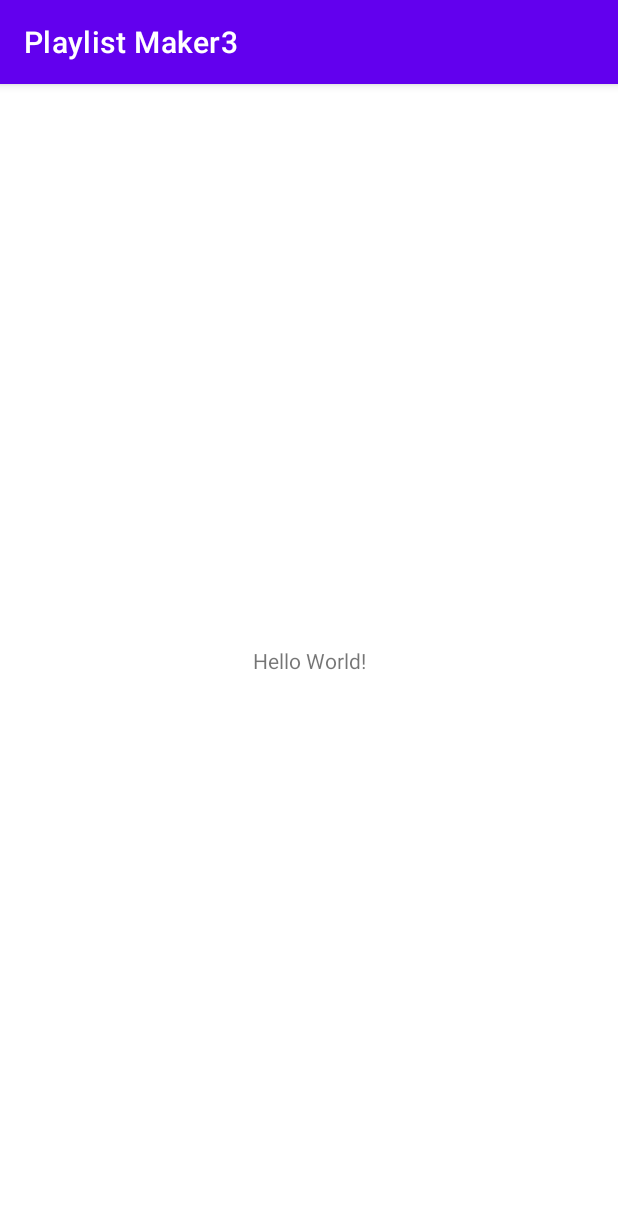
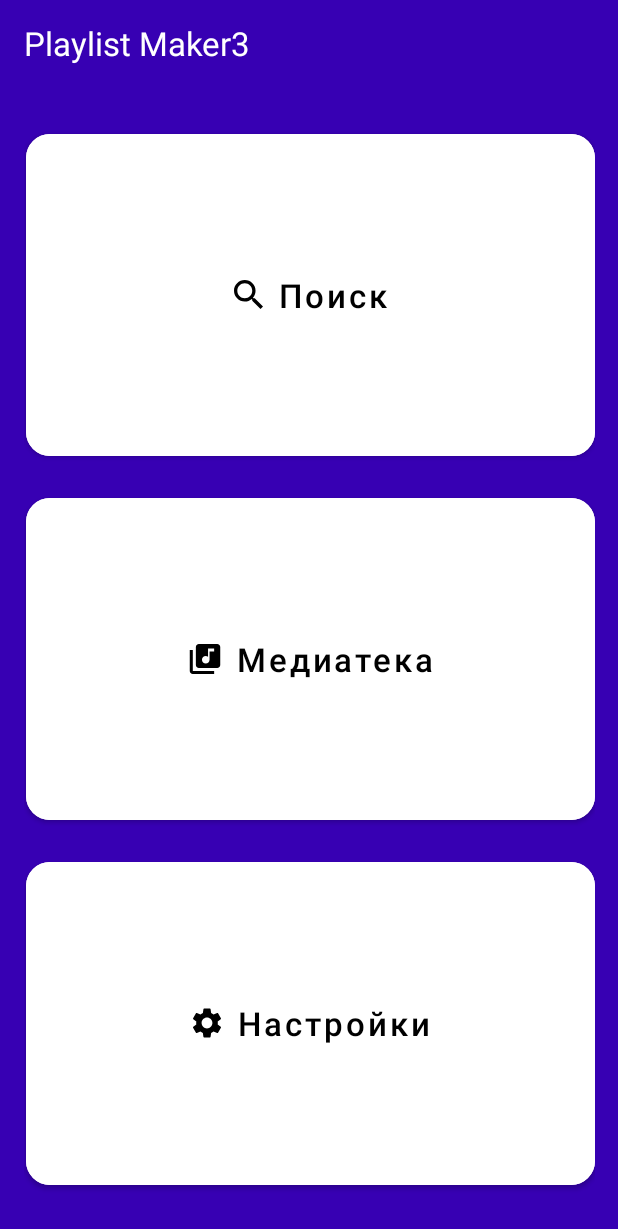
Before and after one commit to KozlovskiyD/PlaylistMaker3, an Android app: the screen it shows after launch (MainActivity), on a phone screen of 412 x 824 dp. Shown: the top 1229 px of the screen. Run offline under Robolectric (Android 15) with nearby library versions, the phone set to English and light mode, and no system bars.

Commit message:
Init commit Toast

```diff
--- a/app/src/main/AndroidManifest.xml
+++ b/app/src/main/AndroidManifest.xml
@@ -9,7 +9,7 @@
         android:icon="@mipmap/ic_launcher"
         android:label="@string/app_name"
         android:supportsRtl="true"
-        android:theme="@style/Theme.PlaylistMaker3"
+        android:theme="@style/Theme.MaterialComponents.DayNight.NoActionBar"
         tools:targetApi="31">
         <activity
             android:name=".MainActivity"
--- a/app/src/main/java/com/practicum/playlistmaker3/MainActivity.kt
+++ b/app/src/main/java/com/practicum/playlistmaker3/MainActivity.kt
@@ -1,11 +1,22 @@
 package com.practicum.playlistmaker3
 
+import android.content.Intent
 import androidx.appcompat.app.AppCompatActivity
 import android.os.Bundle
+import android.view.View
+import android.widget.Button
+import android.widget.Toast
 
 class MainActivity : AppCompatActivity() {
     override fun onCreate(savedInstanceState: Bundle?) {
         super.onCreate(savedInstanceState)
         setContentView(R.layout.activity_main)
+        val buttonSearch = findViewById<Button>(R.id.search_button)
+        val buttonSearchClick: View.OnClickListener = object : View.OnClickListener {
+            override fun onClick(v: View?) {
+                Toast.makeText(this@MainActivity, "Нажали на кнопку < Поиск >", Toast.LENGTH_SHORT).show()
+            }
+        }
+        buttonSearch.setOnClickListener(buttonSearchClick)
     }
 }
--- /dev/null
+++ b/app/src/main/res/drawable/vector_media.xml
@@ -0,0 +1,9 @@
+<vector xmlns:android="http://schemas.android.com/apk/res/android"
+    android:width="21dp"
+    android:height="20dp"
+    android:viewportWidth="21"
+    android:viewportHeight="20">
+  <path
+      android:pathData="M18.5,0H6.5C5.4,0 4.5,0.9 4.5,2V14C4.5,15.1 5.4,16 6.5,16H18.5C19.6,16 20.5,15.1 20.5,14V2C20.5,0.9 19.6,0 18.5,0ZM16.5,5H13.5V10.5C13.5,11.88 12.38,13 11,13C9.62,13 8.5,11.88 8.5,10.5C8.5,9.12 9.62,8 11,8C11.57,8 12.08,8.19 12.5,8.51V3H16.5V5ZM2.5,4H0.5V18C0.5,19.1 1.4,20 2.5,20H16.5V18H2.5V4Z"
+      android:fillColor="#1A1B22"/>
+</vector>
--- /dev/null
+++ b/app/src/main/res/drawable/vector_search.xml
@@ -0,0 +1,9 @@
+<vector xmlns:android="http://schemas.android.com/apk/res/android"
+    android:width="19dp"
+    android:height="19dp"
+    android:viewportWidth="19"
+    android:viewportHeight="19">
+  <path
+      android:pathData="M13.579,11.95H12.721L12.417,11.656C13.481,10.418 14.122,8.81 14.122,7.061C14.122,3.161 10.961,0 7.061,0C3.161,0 0,3.161 0,7.061C0,10.961 3.161,14.122 7.061,14.122C8.81,14.122 10.418,13.481 11.656,12.417L11.95,12.721V13.579L17.381,19L19,17.381L13.579,11.95ZM7.061,11.95C4.356,11.95 2.173,9.766 2.173,7.061C2.173,4.356 4.356,2.173 7.061,2.173C9.766,2.173 11.95,4.356 11.95,7.061C11.95,9.766 9.766,11.95 7.061,11.95Z"
+      android:fillColor="#1A1B22"/>
+</vector>
--- /dev/null
+++ b/app/src/main/res/drawable/vector_setting.xml
@@ -0,0 +1,9 @@
+<vector xmlns:android="http://schemas.android.com/apk/res/android"
+    android:width="20dp"
+    android:height="20dp"
+    android:viewportWidth="20"
+    android:viewportHeight="20">
+  <path
+      android:pathData="M17.14,10.94C17.18,10.64 17.2,10.33 17.2,10C17.2,9.68 17.18,9.36 17.13,9.06L19.16,7.48C19.34,7.34 19.39,7.07 19.28,6.87L17.36,3.55C17.24,3.33 16.99,3.26 16.77,3.33L14.38,4.29C13.88,3.91 13.35,3.59 12.76,3.35L12.4,0.81C12.36,0.57 12.16,0.4 11.92,0.4H8.08C7.84,0.4 7.65,0.57 7.61,0.81L7.25,3.35C6.66,3.59 6.12,3.92 5.63,4.29L3.24,3.33C3.02,3.25 2.77,3.33 2.65,3.55L0.74,6.87C0.62,7.08 0.66,7.34 0.86,7.48L2.89,9.06C2.84,9.36 2.8,9.69 2.8,10C2.8,10.31 2.82,10.64 2.87,10.94L0.84,12.52C0.66,12.66 0.61,12.93 0.72,13.13L2.64,16.45C2.76,16.67 3.01,16.74 3.23,16.67L5.62,15.71C6.12,16.09 6.65,16.41 7.24,16.65L7.6,19.19C7.65,19.43 7.84,19.6 8.08,19.6H11.92C12.16,19.6 12.36,19.43 12.39,19.19L12.75,16.65C13.34,16.41 13.88,16.09 14.37,15.71L16.76,16.67C16.98,16.75 17.23,16.67 17.35,16.45L19.27,13.13C19.39,12.91 19.34,12.66 19.15,12.52L17.14,10.94ZM10,13.6C8.02,13.6 6.4,11.98 6.4,10C6.4,8.02 8.02,6.4 10,6.4C11.98,6.4 13.6,8.02 13.6,10C13.6,11.98 11.98,13.6 10,13.6Z"
+      android:fillColor="#1A1B22"/>
+</vector>
--- a/app/src/main/res/layout/activity_main.xml
+++ b/app/src/main/res/layout/activity_main.xml
@@ -1,18 +1,85 @@
 <?xml version="1.0" encoding="utf-8"?>
-<androidx.constraintlayout.widget.ConstraintLayout xmlns:android="http://schemas.android.com/apk/res/android"
+<LinearLayout xmlns:android="http://schemas.android.com/apk/res/android"
     xmlns:app="http://schemas.android.com/apk/res-auto"
-    xmlns:tools="http://schemas.android.com/tools"
     android:layout_width="match_parent"
     android:layout_height="match_parent"
-    tools:context=".MainActivity">
+    android:background="@color/purple_700"
+    android:orientation="vertical"
+    android:paddingStart="@dimen/top_padding"
+    android:paddingTop="@dimen/top_14"
+    android:paddingEnd="15dp"
+    android:paddingBottom="28dp">
 
     <TextView
         android:layout_width="wrap_content"
         android:layout_height="wrap_content"
-        android:text="Hello World!"
-        app:layout_constraintBottom_toBottomOf="parent"
-        app:layout_constraintEnd_toEndOf="parent"
-        app:layout_constraintStart_toStartOf="parent"
-        app:layout_constraintTop_toTopOf="parent" />
+        android:gravity="start"
+        android:text="@string/app_name"
+        android:textColor="@color/white"
+        android:textSize="@dimen/text_button">
+    </TextView>
 
-</androidx.constraintlayout.widget.ConstraintLayout>
+    <Button
+        android:id="@+id/search_button"
+        android:layout_width="match_parent"
+        android:layout_height="@dimen/layout_height"
+        android:layout_marginStart="@dimen/start_padding"
+        android:layout_marginTop="40dp"
+        android:layout_weight="1"
+        android:backgroundTint="@color/white"
+        android:foreground="?attr/selectableItemBackground"
+        android:text="@string/search"
+        android:textAllCaps="false"
+        android:textColor="@color/black"
+        android:textSize="@dimen/text_button"
+        app:cornerRadius="@dimen/top_padding"
+        app:icon="@drawable/vector_search"
+        app:iconGravity="textStart"
+        app:iconPadding="@dimen/icon_text"
+        app:iconTint="@color/black">
+
+    </Button>
+
+    <Button
+        android:id="@+id/media_button"
+        android:layout_width="match_parent"
+        android:layout_height="@dimen/layout_height"
+        android:layout_marginStart="@dimen/start_padding"
+        android:layout_marginTop="@dimen/top_padding"
+        android:layout_weight="1"
+        android:backgroundTint="@color/white"
+        android:foreground="?attr/selectableItemBackground"
+        android:text="@string/media"
+        android:textAllCaps="false"
+        android:textColor="@color/black"
+        android:textSize="@dimen/text_button"
+        app:cornerRadius="@dimen/top_padding"
+        app:icon="@drawable/vector_media"
+        app:iconGravity="textStart"
+        app:iconPadding="@dimen/icon_text"
+        app:iconTint="@color/black">
+
+    </Button>
+
+    <Button
+        android:id="@+id/setting_button"
+        android:layout_width="match_parent"
+        android:layout_height="@dimen/layout_height"
+        android:layout_marginStart="@dimen/start_padding"
+        android:layout_marginTop="@dimen/top_padding"
+        android:layout_weight="1"
+        android:backgroundTint="@color/white"
+        android:foreground="?attr/selectableItemBackground"
+        android:text="@string/setting"
+        android:textAllCaps="false"
+        android:textColor="@color/black"
+        android:textSize="@dimen/text_button"
+        app:cornerRadius="@dimen/top_padding"
+        app:icon="@drawable/vector_setting"
+        app:iconGravity="textStart"
+        app:iconPadding="@dimen/icon_text"
+        app:iconTint="@color/black">
+
+    </Button>
+
+</LinearLayout>
--- /dev/null
+++ b/app/src/main/res/values/dimens.xml
@@ -0,0 +1,12 @@
+<?xml version="1.0" encoding="utf-8"?>
+<resources>
+    <dimen name="start_padding">1dp</dimen>
+    <dimen name="top_14">14dp</dimen>
+    <dimen name="top_padding">16dp</dimen>
+    <dimen name="text_button">22sp</dimen>
+    <dimen name="layout_height">0dp</dimen>
+    <dimen name="icon_text">10dp</dimen>
+    <dimen name="texts_16">16sp</dimen>
+    <dimen name="top_21">21dp</dimen>
+    <dimen name="height_61">61dp</dimen>
+</resources>
--- a/app/src/main/res/values/strings.xml
+++ b/app/src/main/res/values/strings.xml
@@ -1,3 +1,10 @@
 <resources>
     <string name="app_name">Playlist Maker3</string>
+    <string name="search">Поиск</string>
+    <string name="media">Медиатека</string>
+    <string name="setting">Настройки</string>
+    <string name="nitgh">Темная тема</string>
+    <string name="to_share">Поделится приложением</string>
+    <string name="write_to">Написать в подержку</string>
+    <string name="agreement">Пользовательское соглашение</string>
 </resources>
```
